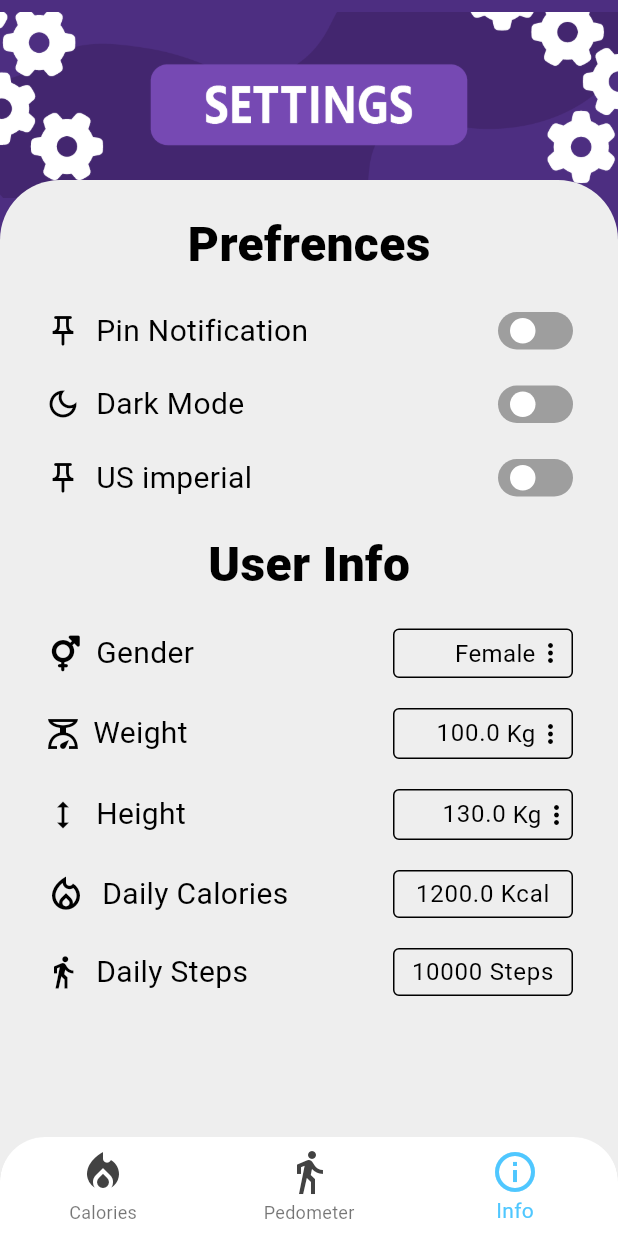
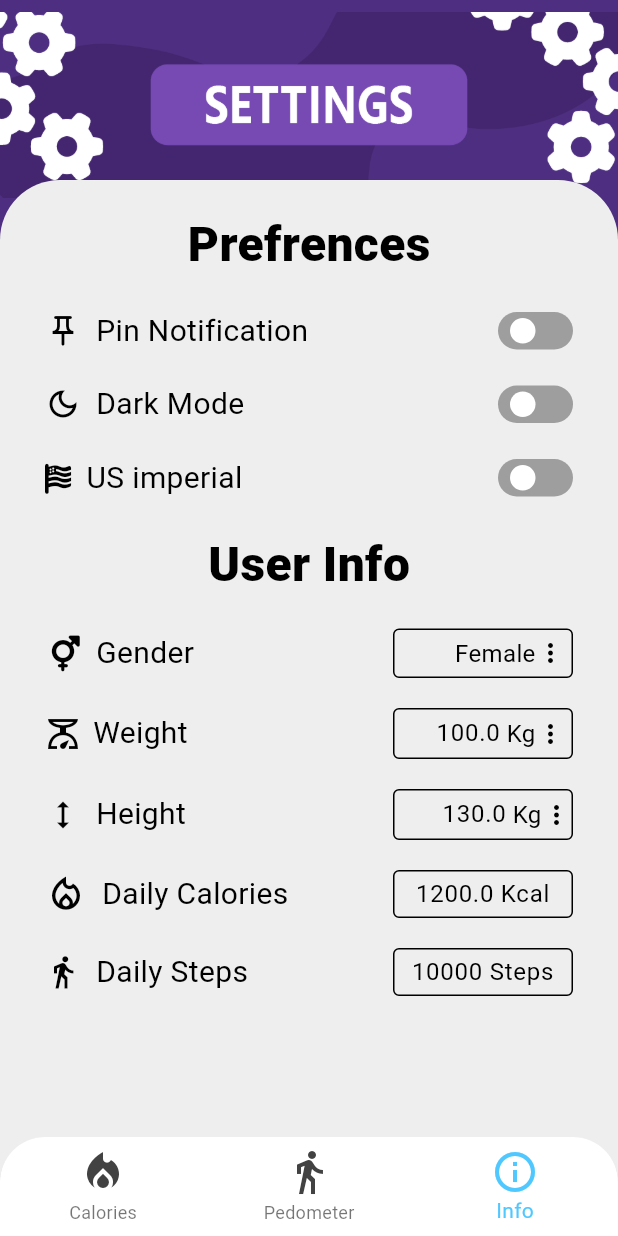
Before and after one commit to AseelFatayerji/HealthApp, a Flutter app: the screen it shows after launch, item 3 of the bottom bar chosen, on a phone screen of 412 x 824 dp. Run offline on Flutter 3.47's test engine with Material 3 defaults, Android fonts, the phone set to English and light mode, and no system bars; drawn by our look-alikes of flutter_switch; our stand-ins replace dotted_border, flutter_dotenv, flutter_local_notifications, font_awesome_flutter, google_generative_ai, image_picker and 6 more; missing offline and left inert: units_converter; network calls fail.

Commit message:
updated icon

```diff
--- a/lib/screens/info_screen.dart
+++ b/lib/screens/info_screen.dart
@@ -179,9 +179,9 @@ class _InfoScreenState extends State<InfoScreen> {
                                       children: [
                                         Row(
                                           children: [
-                                            Icon(
-                                              Icons.push_pin_outlined,
-                                              size: 24,
+                                            FaIcon(
+                                              FontAwesomeIcons.flagUsa,
+                                              size: 20,
                                               color: Theme.of(
                                                 context,
                                               ).textTheme.bodyMedium?.color,
```
